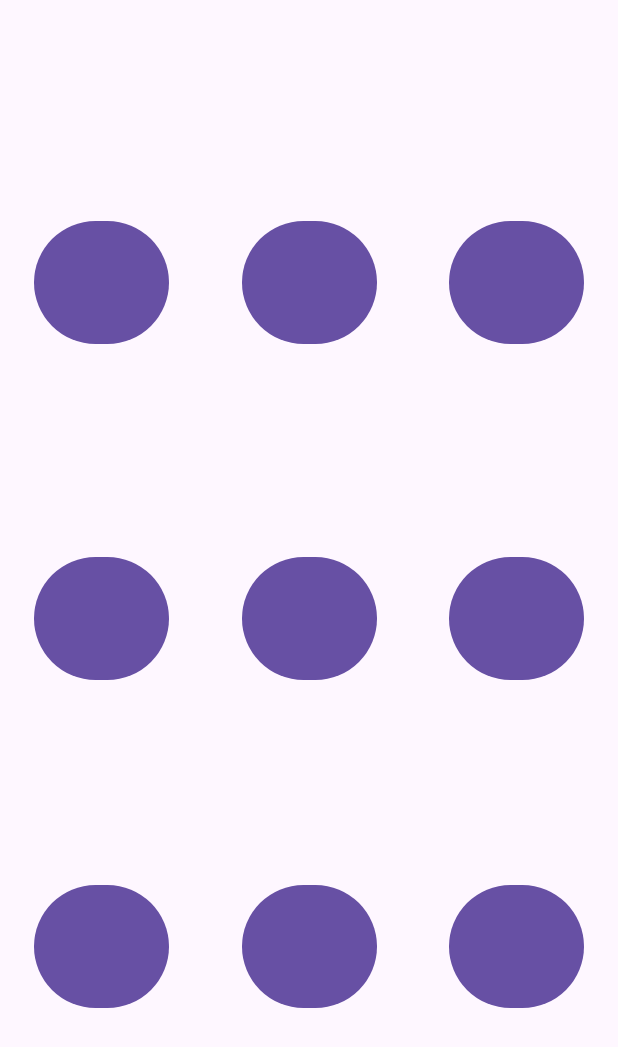
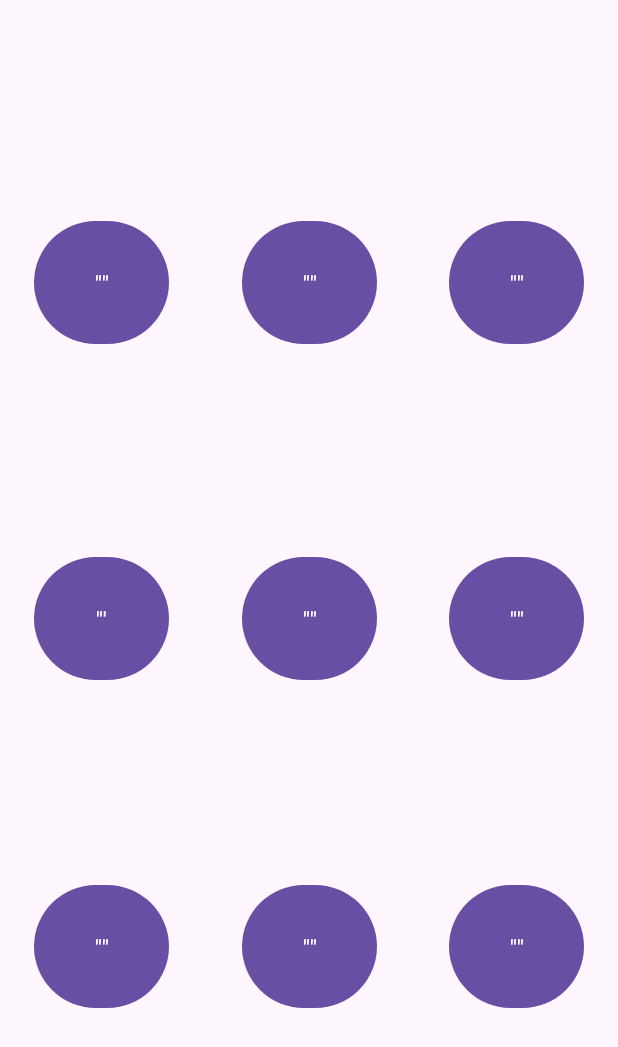
Before and after one commit to danisigal/TicTacToe, an Android app: the layout activity_main.xml on its own in the app's theme, with its tools: preview values and no code run, on a phone screen of 412 x 824 dp. Shown: the top 1047 px of the screen. Run offline under Robolectric (Android 15) with nearby library versions, the phone set to English and light mode, and no system bars.

```diff
--- a/app/src/main/res/layout/activity_main.xml
+++ b/app/src/main/res/layout/activity_main.xml
@@ -12,6 +12,7 @@
         android:layout_width="90dp"
         android:layout_height="90dp"
         android:onClick="onButtonClick"
+        android:text='""'
         app:layout_constraintBottom_toBottomOf="parent"
         app:layout_constraintEnd_toEndOf="parent"
         app:layout_constraintHorizontal_bias="0.929"
@@ -24,6 +25,7 @@
         android:layout_width="90dp"
         android:layout_height="90dp"
         android:onClick="onButtonClick"
+        android:text='""'
         app:layout_constraintBottom_toBottomOf="parent"
         app:layout_constraintEnd_toEndOf="parent"
         app:layout_constraintStart_toStartOf="parent"
@@ -35,6 +37,7 @@
         android:layout_width="90dp"
         android:layout_height="90dp"
         android:onClick="onButtonClick"
+        android:text='""'
         app:layout_constraintBottom_toBottomOf="parent"
         app:layout_constraintEnd_toEndOf="parent"
         app:layout_constraintHorizontal_bias="0.07"
@@ -48,6 +51,7 @@
         android:layout_width="90dp"
         android:layout_height="90dp"
         android:onClick="onButtonClick"
+        android:text='""'
         app:layout_constraintBottom_toBottomOf="parent"
         app:layout_constraintEnd_toEndOf="parent"
         app:layout_constraintHorizontal_bias="0.929"
@@ -59,6 +63,7 @@
         android:layout_width="90dp"
         android:layout_height="90dp"
         android:onClick="onButtonClick"
+        android:text='""'
         app:layout_constraintBottom_toBottomOf="parent"
         app:layout_constraintEnd_toEndOf="parent"
         app:layout_constraintStart_toStartOf="parent"
@@ -70,6 +75,7 @@
         android:layout_width="90dp"
         android:layout_height="90dp"
         android:onClick="onButtonClick"
+        android:text="&quot;'"
         app:layout_constraintBottom_toBottomOf="parent"
         app:layout_constraintEnd_toEndOf="parent"
         app:layout_constraintHorizontal_bias="0.07"
@@ -81,6 +87,7 @@
         android:layout_width="90dp"
         android:layout_height="90dp"
         android:onClick="onButtonClick"
+        android:text='""'
         app:layout_constraintBottom_toBottomOf="parent"
         app:layout_constraintEnd_toEndOf="parent"
         app:layout_constraintHorizontal_bias="0.929"
@@ -93,6 +100,7 @@
         android:layout_width="90dp"
         android:layout_height="90dp"
         android:onClick="onButtonClick"
+        android:text='""'
         app:layout_constraintBottom_toBottomOf="parent"
         app:layout_constraintEnd_toEndOf="parent"
         app:layout_constraintStart_toStartOf="parent"
@@ -104,6 +112,7 @@
         android:layout_width="90dp"
         android:layout_height="90dp"
         android:onClick="onButtonClick"
+        android:text='""'
         app:layout_constraintBottom_toBottomOf="parent"
         app:layout_constraintEnd_toEndOf="parent"
         app:layout_constraintHorizontal_bias="0.07"
```
Also changed, not shown: app/src/main/java/com/example/tictactoe/MainActivity.java (+49 -24 lines).
